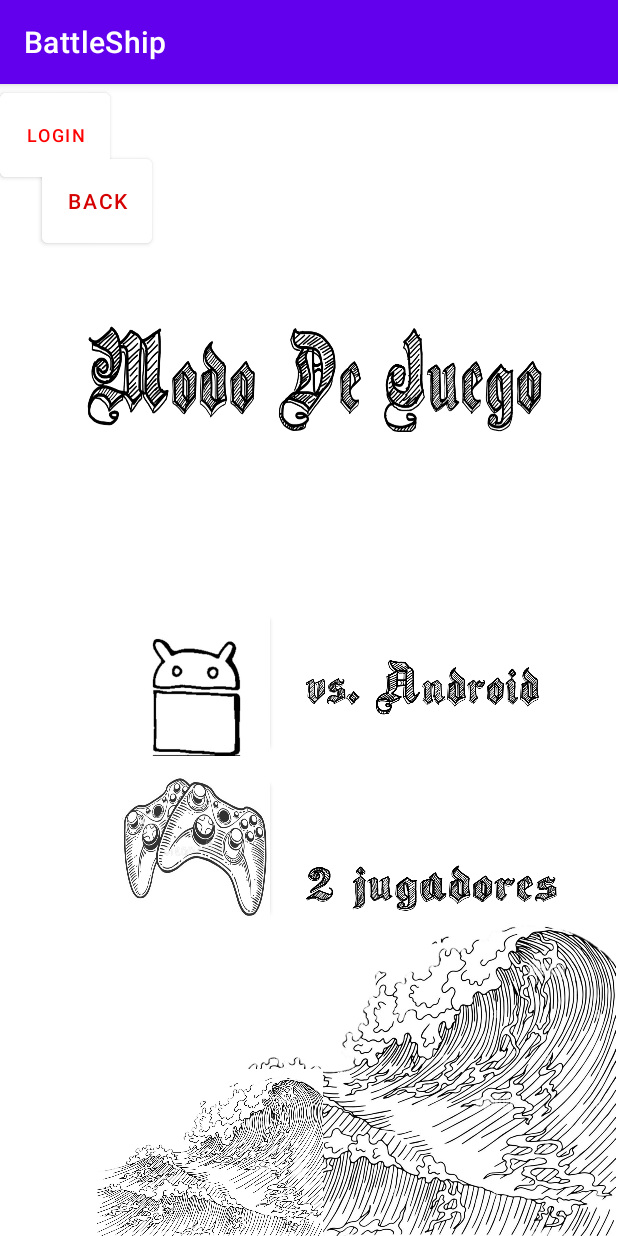
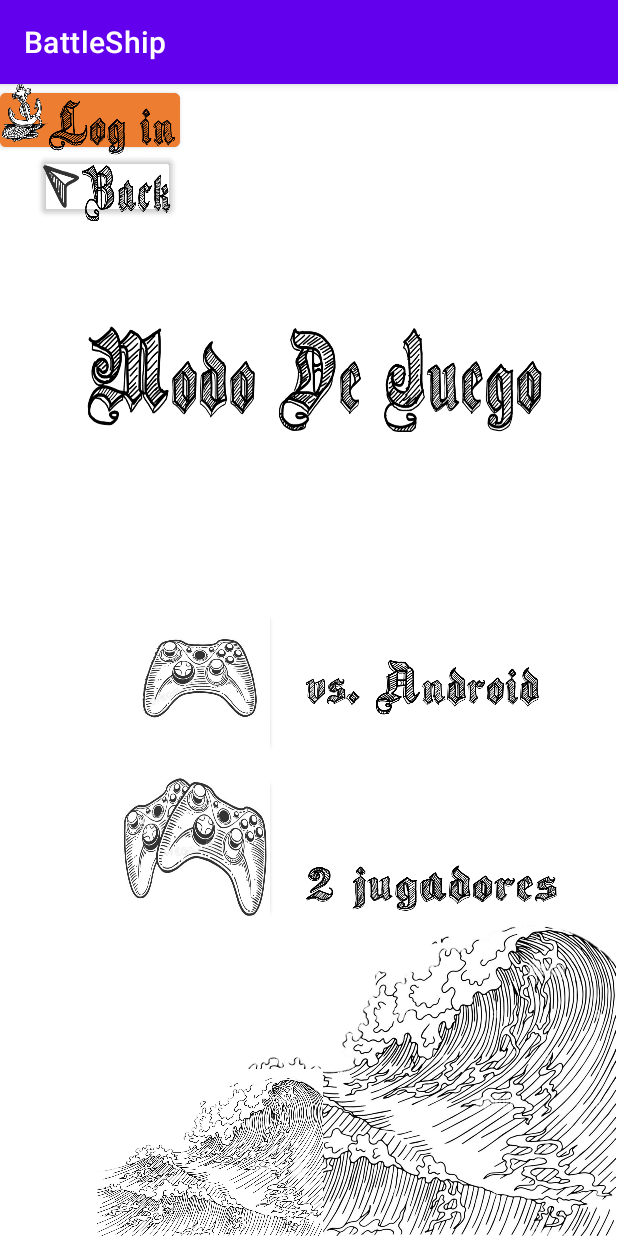
Before and after one commit to DimasSaucedo/BattleNavalAndroid, an Android app: the modo_juego screen opened directly, with no data from a screen before it, on a phone screen of 412 x 824 dp. Run offline under Robolectric (Android 15) with nearby library versions, the phone set to English and light mode, and no system bars.

Commit message:
funcionalidad modo juego
agregue funcionalidad a los botones de la vista modo de juego y detalles de interfaz

```diff
--- a/app/src/main/java/com/example/battleship/modo_juego.kt
+++ b/app/src/main/java/com/example/battleship/modo_juego.kt
@@ -1,11 +1,36 @@
 package com.example.battleship
 
+import android.content.Intent
 import androidx.appcompat.app.AppCompatActivity
 import android.os.Bundle
+import android.widget.Button
 
 class modo_juego : AppCompatActivity() {
     override fun onCreate(savedInstanceState: Bundle?) {
         super.onCreate(savedInstanceState)
         setContentView(R.layout.activity_modo_juego)
+
+        val btnBack:Button= findViewById(R.id.back)
+        val btnLogin:Button= findViewById(R.id.btn_cuentaMJ)
+        val btn2p:Button= findViewById(R.id.dosJugadores)
+        val btn1p:Button= findViewById(R.id.unJugador)
+
+        btnBack.setOnClickListener{
+            val intent: Intent = Intent(this,MainActivity::class.java)
+            startActivity(intent)
+        }
+        btnLogin.setOnClickListener{
+            val intent: Intent = Intent(this,iniciar_sesion::class.java)
+            startActivity(intent)
+        }
+        btn2p.setOnClickListener{
+            val intent: Intent = Intent(this,jugadoresLista::class.java)
+            startActivity(intent)
+        }
+        btn1p.setOnClickListener{
+            val intent: Intent = Intent(this,crea_tablero::class.java)
+            startActivity(intent)
+        }
+
     }
 }
--- a/app/src/main/res/layout/activity_main.xml
+++ b/app/src/main/res/layout/activity_main.xml
@@ -40,7 +40,7 @@
         android:id="@+id/btn_Iniciar"
         android:layout_width="163dp"
         android:layout_height="144dp"
-        android:layout_marginBottom="228dp"
+        android:layout_marginBottom="212dp"
         android:backgroundTint="#00FFFFFF"
         android:foreground="@drawable/iniciar"
         android:gravity="center"
@@ -51,18 +51,16 @@
         app:iconSize="56dp"
         app:layout_constraintBottom_toBottomOf="parent"
         app:layout_constraintEnd_toEndOf="parent"
-        app:layout_constraintHorizontal_bias="0.883"
         app:layout_constraintStart_toStartOf="parent" />
 
     <TextView
         android:id="@+id/textView"
         android:layout_width="325dp"
         android:layout_height="155dp"
-        android:layout_marginTop="56dp"
+        android:layout_marginTop="28dp"
         android:background="@drawable/titulo"
         android:textColor="#000000"
         app:layout_constraintEnd_toEndOf="parent"
-        app:layout_constraintHorizontal_bias="0.534"
         app:layout_constraintStart_toStartOf="parent"
         app:layout_constraintTop_toTopOf="parent" />
 
--- a/app/src/main/res/layout/activity_modo_juego.xml
+++ b/app/src/main/res/layout/activity_modo_juego.xml
@@ -79,16 +79,16 @@
         app:layout_constraintVertical_bias="0.63">
 
         <Button
-            android:id="@+id/button2"
+            android:id="@+id/unJugador"
             android:layout_width="100dp"
             android:layout_height="100dp"
             android:backgroundTint="#FFFFFF"
-            android:foreground="@drawable/android"
+            android:foreground="@drawable/player1"
             app:iconGravity="top"
             app:iconTint="#FFFFFF" />
 
         <Button
-            android:id="@+id/button3"
+            android:id="@+id/dosJugadores"
             android:layout_width="100dp"
             android:layout_height="100dp"
             android:layout_marginTop="10dp"
@@ -99,25 +99,24 @@
 
     <Button
         android:id="@+id/back"
-        android:layout_width="73dp"
-        android:layout_height="68dp"
+        android:layout_width="wrap_content"
+        android:layout_height="wrap_content"
         android:layout_marginStart="28dp"
         android:layout_marginTop="44dp"
-        android:backgroundTint="#FFFFFF"
-        android:text="back"
+        android:backgroundTint="#00FFFFFF"
+        android:foreground="@drawable/back"
         android:textColor="#D50000"
         app:layout_constraintStart_toStartOf="parent"
         app:layout_constraintTop_toTopOf="parent" />
 
     <Button
         android:id="@+id/btn_cuentaMJ"
-        android:layout_width="73dp"
-        android:layout_height="68dp"
-        android:backgroundTint="#FFFFFF"
-        android:text="login"
-        android:textColor="#FF0202"
+        android:layout_width="120dp"
+        android:layout_height="wrap_content"
+        android:backgroundTint="#ED7D31"
+        android:foreground="@drawable/login"
         android:textSize="12sp"
-        tools:layout_editor_absoluteX="290dp"
-        tools:layout_editor_absoluteY="605dp" />
+        tools:layout_editor_absoluteX="155dp"
+        tools:layout_editor_absoluteY="621dp" />
 
 </androidx.constraintlayout.widget.ConstraintLayout>
```
Also changed, not shown: app/src/main/res/layout/activity_jugadores_lista.xml (+11 -9 lines), app/src/main/res/drawable-v24/back.png (deleted), app/src/main/res/drawable/android.jpg (deleted), app/src/main/res/drawable/btnDiseniar.png (added), app/src/main/res/drawable/btndisena.png (added), app/src/main/res/drawable/player1.jpg (added).
